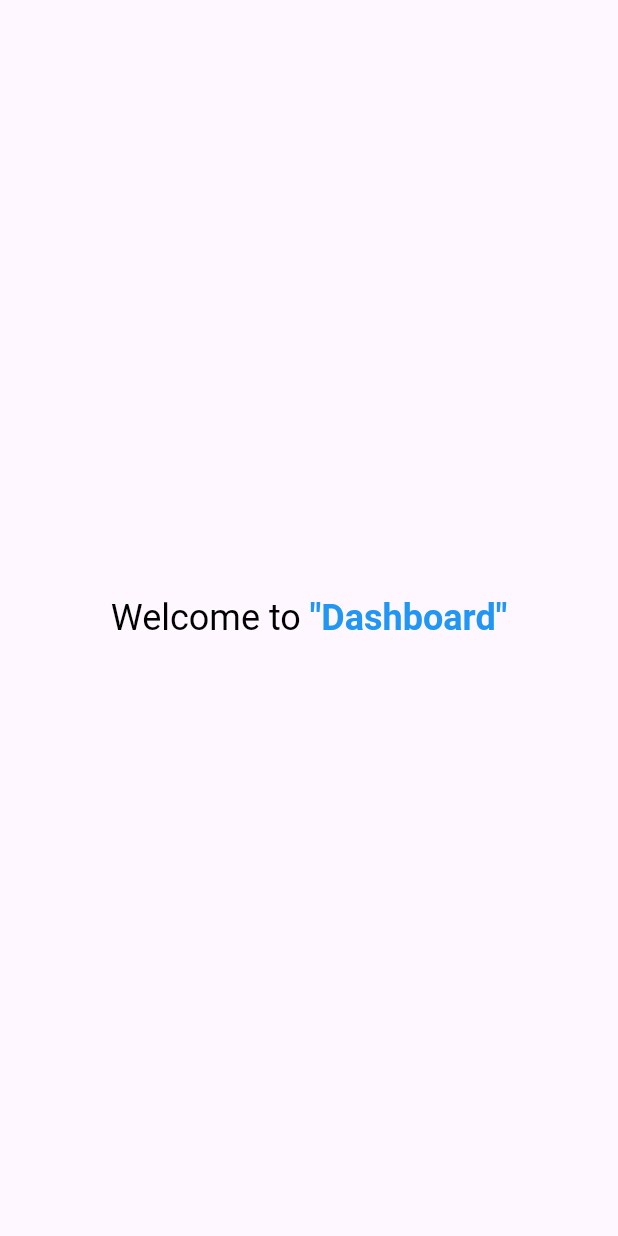
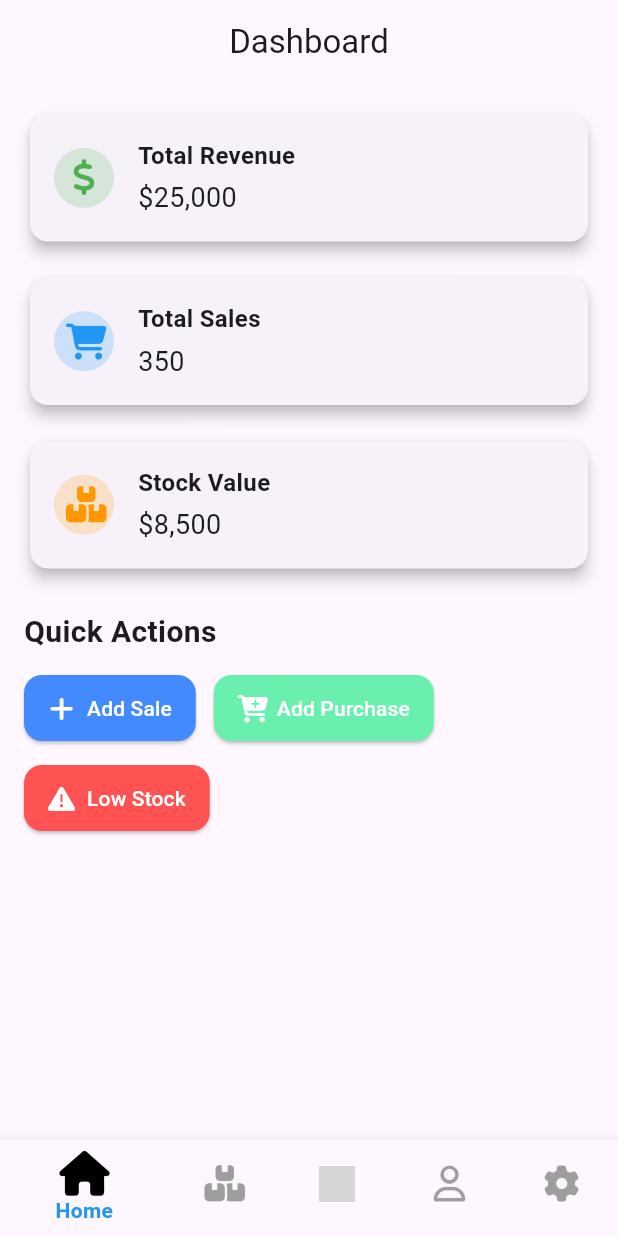
Before and after one commit to RahulChaudhari53/Quickstock-Flutter, a Flutter app: the DashboardView screen opened directly, on a phone screen of 412 x 824 dp. Run offline on Flutter 3.47's test engine with Material 3 defaults, Android fonts, the light colour scheme and no system bars; our stand-ins replace animate_do, font_awesome_flutter; grey boxes are pictures that could not be loaded.

Commit message:
add pages and dashboard view with bottom navigation bar

```diff
--- a/lib/view/dashboard_view.dart
+++ b/lib/view/dashboard_view.dart
@@ -1,4 +1,10 @@
 import 'package:flutter/material.dart';
+import 'package:font_awesome_flutter/font_awesome_flutter.dart';
+import 'package:quickstock/view/pages/home_view.dart';
+import 'package:quickstock/view/pages/inventory_view.dart';
+import 'package:quickstock/view/pages/profile_view.dart';
+import 'package:quickstock/view/pages/setting_view.dart';
+import 'package:quickstock/view/pages/transactions_view.dart';
 
 class DashboardView extends StatefulWidget {
   const DashboardView({super.key});
@@ -8,28 +14,65 @@ class DashboardView extends StatefulWidget {
 }
 
 class _DashboardViewState extends State<DashboardView> {
+  int selectedIndex = 0;
+  void onItemTapped(int index) {
+    setState(() {
+      selectedIndex = index;
+    });
+  }
+
+  static final List<Widget> pages = [
+    HomeView(),
+    InventoryView(),
+    TransactionsView(),
+    ProfileView(),
+    SettingView(),
+  ];
+
   @override
   Widget build(BuildContext context) {
     return Scaffold(
-      body: SafeArea(
-        child: Center(
-          child: RichText(
-            text: TextSpan(
-              text: 'Welcome to ',
-              style: TextStyle(color: Colors.black, fontSize: 24),
-              children: [
-                TextSpan(
-                  text: '"Dashboard"',
-                  style: TextStyle(
-                    color: Colors.blue,
-                    fontWeight: FontWeight.bold,
-                    fontSize: 24,
-                  ),
-                ),
-              ],
+      body: Center(child: IndexedStack(index: selectedIndex, children: pages)),
+      bottomNavigationBar: BottomNavigationBar(
+        type: BottomNavigationBarType.shifting,
+        currentIndex: selectedIndex,
+        onTap: onItemTapped,
+        selectedItemColor: Colors.blue,
+        backgroundColor: Colors.white,
+        unselectedItemColor: Colors.grey,
+        selectedIconTheme: IconThemeData(color: Colors.black, size: 30),
+        selectedLabelStyle: TextStyle(
+          fontSize: 14.0,
+          fontWeight: FontWeight.bold,
+        ),
+        showSelectedLabels: true,
+        showUnselectedLabels: false,
+        items: <BottomNavigationBarItem>[
+          BottomNavigationBarItem(
+            icon: FaIcon(FontAwesomeIcons.house),
+            label: "Home",
+          ),
+          BottomNavigationBarItem(
+            icon: FaIcon(FontAwesomeIcons.boxesStacked),
+            label: "Inventory",
+          ),
+          BottomNavigationBarItem(
+            icon: Image.asset(
+              "assets/icons/transaction.png",
+              width: 24,
+              height: 24,
             ),
+            label: "Transaction",
           ),
-        ),
+          BottomNavigationBarItem(
+            icon: FaIcon(FontAwesomeIcons.user),
+            label: "Profile",
+          ),
+          BottomNavigationBarItem(
+            icon: FaIcon(FontAwesomeIcons.gear),
+            label: "Setting",
+          ),
+        ],
       ),
     );
   }
--- /dev/null
+++ b/lib/view/pages/home_view.dart
@@ -0,0 +1,162 @@
+import 'package:flutter/material.dart';
+import 'package:font_awesome_flutter/font_awesome_flutter.dart';
+
+class HomeView extends StatelessWidget {
+  const HomeView({super.key});
+
+  @override
+  Widget build(BuildContext context) {
+    return Scaffold(
+      appBar: AppBar(title: const Text('Dashboard'), centerTitle: true),
+      body: SingleChildScrollView(
+        padding: const EdgeInsets.all(16.0),
+        child: Column(
+          crossAxisAlignment: CrossAxisAlignment.start,
+          children: [
+            // Revenue Card
+            DashboardCard(
+              title: 'Total Revenue',
+              value: '\$25,000',
+              icon: FontAwesomeIcons.dollarSign,
+              color: Colors.green,
+            ),
+            const SizedBox(height: 16),
+
+            // Sales Card
+            DashboardCard(
+              title: 'Total Sales',
+              value: '350',
+              icon: FontAwesomeIcons.cartShopping,
+              color: Colors.blue,
+            ),
+            const SizedBox(height: 16),
+
+            // Stock Summary Card
+            DashboardCard(
+              title: 'Stock Value',
+              value: '\$8,500',
+              icon: FontAwesomeIcons.boxesStacked,
+              color: Colors.orange,
+            ),
+            const SizedBox(height: 24),
+
+            // Quick Actions
+            const Text(
+              'Quick Actions',
+              style: TextStyle(fontSize: 20, fontWeight: FontWeight.bold),
+            ),
+            const SizedBox(height: 12),
+            Wrap(
+              spacing: 12,
+              runSpacing: 12,
+              children: [
+                QuickActionButton(
+                  icon: FontAwesomeIcons.plus,
+                  label: 'Add Sale',
+                  color: Colors.blueAccent,
+                  onPressed: () {
+                    // TODO: Navigate to Add Sale screen
+                  },
+                ),
+                QuickActionButton(
+                  icon: FontAwesomeIcons.cartPlus,
+                  label: 'Add Purchase',
+                  color: Colors.greenAccent,
+                  onPressed: () {
+                    // TODO: Navigate to Add Purchase screen
+                  },
+                ),
+                QuickActionButton(
+                  icon: FontAwesomeIcons.triangleExclamation,
+                  label: 'Low Stock',
+                  color: Colors.redAccent,
+                  onPressed: () {
+                    // TODO: Navigate to Low Stock screen
+                  },
+                ),
+              ],
+            ),
+          ],
+        ),
+      ),
+    );
+  }
+}
+
+class DashboardCard extends StatelessWidget {
+  final String title;
+  final String value;
+  final IconData icon;
+  final Color color;
+
+  const DashboardCard({
+    super.key,
+    required this.title,
+    required this.value,
+    required this.icon,
+    required this.color,
+  });
+
+  @override
+  Widget build(BuildContext context) {
+    return Card(
+      elevation: 4,
+      shape: RoundedRectangleBorder(borderRadius: BorderRadius.circular(12)),
+      child: Padding(
+        padding: const EdgeInsets.all(16.0),
+        child: Row(
+          children: [
+            CircleAvatar(
+              backgroundColor: color.withOpacity(0.2),
+              child: Icon(icon, color: color),
+            ),
+            const SizedBox(width: 16),
+            Column(
+              crossAxisAlignment: CrossAxisAlignment.start,
+              children: [
+                Text(
+                  title,
+                  style: const TextStyle(
+                    fontSize: 16,
+                    fontWeight: FontWeight.bold,
+                  ),
+                ),
+                const SizedBox(height: 4),
+                Text(value, style: const TextStyle(fontSize: 18)),
+              ],
+            ),
+          ],
+        ),
+      ),
+    );
+  }
+}
+
+class QuickActionButton extends StatelessWidget {
+  final IconData icon;
+  final String label;
+  final Color color;
+  final VoidCallback onPressed;
+
+  const QuickActionButton({
+    super.key,
+    required this.icon,
+    required this.label,
+    required this.color,
+    required this.onPressed,
+  });
+
+  @override
+  Widget build(BuildContext context) {
+    return ElevatedButton.icon(
+      style: ElevatedButton.styleFrom(
+        backgroundColor: color,
+        shape: RoundedRectangleBorder(borderRadius: BorderRadius.circular(12)),
+        padding: const EdgeInsets.symmetric(horizontal: 16, vertical: 12),
+      ),
+      icon: Icon(icon, color: Colors.white),
+      label: Text(label, style: const TextStyle(color: Colors.white)),
+      onPressed: onPressed,
+    );
+  }
+}
--- /dev/null
+++ b/lib/view/pages/inventory_view.dart
@@ -0,0 +1,18 @@
+import 'package:flutter/material.dart';
+
+class InventoryView extends StatelessWidget {
+  const InventoryView({super.key});
+
+  @override
+  Widget build(BuildContext context) {
+    return Center(
+      child: Text(
+        "User Inventory",
+        style: TextStyle(
+          fontSize: 24,
+          fontWeight: FontWeight.bold,
+        ),
+      ),
+    );
+  }
+}
--- /dev/null
+++ b/lib/view/pages/profile_view.dart
@@ -0,0 +1,15 @@
+import 'package:flutter/material.dart';
+
+class ProfileView extends StatelessWidget {
+  const ProfileView({super.key});
+
+  @override
+  Widget build(BuildContext context) {
+    return Center(
+      child: Text(
+        "User Profile",
+        style: TextStyle(fontSize: 24, fontWeight: FontWeight.bold),
+      ),
+    );
+  }
+}
--- /dev/null
+++ b/lib/view/pages/setting_view.dart
@@ -0,0 +1,15 @@
+import 'package:flutter/material.dart';
+
+class SettingView extends StatelessWidget {
+  const SettingView({super.key});
+
+  @override
+  Widget build(BuildContext context) {
+    return Center(
+      child: Text(
+        "User Setting",
+        style: TextStyle(fontSize: 24, fontWeight: FontWeight.bold),
+      ),
+    );
+  }
+}
--- /dev/null
+++ b/lib/view/pages/transactions_view.dart
@@ -0,0 +1,15 @@
+import 'package:flutter/material.dart';
+
+class TransactionsView extends StatelessWidget {
+  const TransactionsView({super.key});
+
+  @override
+  Widget build(BuildContext context) {
+    return Center(
+      child: Text(
+        "User Transactions",
+        style: TextStyle(fontSize: 24, fontWeight: FontWeight.bold),
+      ),
+    );
+  }
+}
```
Also changed, not shown: assets/icons/transaction.png (added).
